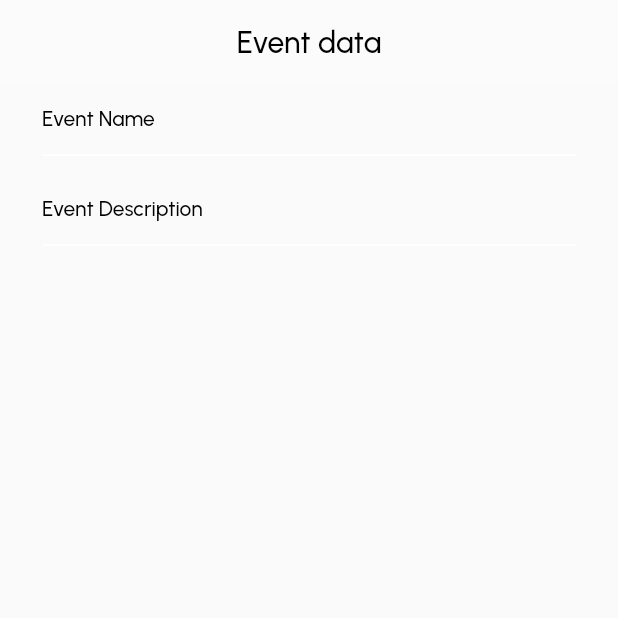
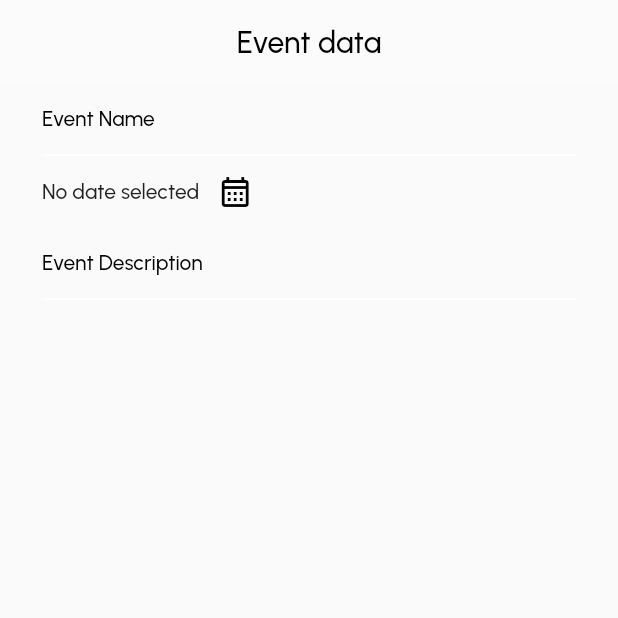
Before and after one commit to saadbhaldar1212/Project-Guestify, a Flutter app: the EventInfo screen opened directly, on a phone screen of 412 x 824 dp, the top half of it. Run offline on Flutter 3.47's test engine with Material 2 defaults, Android fonts, the phone set to English and light mode, and no system bars; our stand-ins replace firebase_auth, firebase_core, fluttertoast; accounts and stored records are empty; project files that could hold a hidden picture were left out.

Commit message:
DatePicker hald done

```diff
--- a/lib/main.dart
+++ b/lib/main.dart
@@ -1,5 +1,6 @@
 import 'package:firebase_core/firebase_core.dart';
 import 'package:flutter/material.dart';
+import 'package:guestify/pages/eventInfo.dart';
 import 'package:guestify/pages/home.dart';
 // import 'package:guestify/login/adminLogin.dart';
 import 'package:guestify/pages/welcome.dart';
@@ -40,7 +41,7 @@ class MyApp extends StatelessWidget {
           fontFamily: 'Urbanist',
           primaryColor: const Color.fromRGBO(19, 159, 219, 10),
         ).copyWith(dividerColor: Colors.transparent, useMaterial3: true),
-        home: Home());
+        home: EventInfo());
   }
 }
 
--- a/lib/pages/eventInfo.dart
+++ b/lib/pages/eventInfo.dart
@@ -30,8 +30,6 @@ class _EventInfoState extends State<EventInfo> {
     },
   );
 
-  final eventDatePicker = TextFormField();
-
   final eventDescription = TextFormField(
     // controller: eventDescriptionController,
     cursorHeight: 20,
@@ -48,6 +46,8 @@ class _EventInfoState extends State<EventInfo> {
       return null;
     },
   );
+
+  final _date = TextEditingController();
 
   @override
   Widget build(BuildContext context) {
@@ -66,26 +66,43 @@ class _EventInfoState extends State<EventInfo> {
           ),
         ),
       ),
-      body: ListView(
-        children: [
-          Form(
+      body: SingleChildScrollView(
+        child: Form(
           key: _eventFormField,
           child: Column(
             children: [
               Padding(
-                  padding: const EdgeInsets.only(
-                      left: 28.0, right: 28.0, bottom: 12.0),
-                  child: eventName,
+                padding: const EdgeInsets.only(left: 28.0, right: 28.0),
+                child: Column(children: [
+                  eventName,
+                  Row(
+                    children: [
+                      Text('No date selected'),
+                      IconButton(
+                        onPressed: (() async {
+                          DateTime? datePicked = await showDatePicker(
+                              context: context,
+                              initialDate: DateTime.now(),
+                              firstDate: DateTime(1900),
+                              lastDate: DateTime.now());
+
+                          if (datePicked != null) {
+                            setState(() {
+                              _date.text =
+                                  'Date selected is:- ${datePicked.day}/${datePicked.month}/${datePicked.year}';
+                            });
+                          }
+                        }),
+                        icon: const Icon(Icons.calendar_month_outlined),
                       ),
-                // add date picker here
-                Padding(
-                  padding: const EdgeInsets.only(left: 28.0, right: 28.0),
-                  child: eventDescription,
+                    ],
+                  ),
+                  eventDescription,
+                ]),
               ),
             ],
           ),
         ),
-        ],
       ),
     );
   }
--- a/pubspec.yaml
+++ b/pubspec.yaml
@@ -41,6 +41,7 @@ dependencies:
   firebase_core: ^2.4.1
   fluttertoast: ^8.1.2
   firebase_storage: ^11.0.10
+  intl: ^0.17.0
 
 flutter_native_splash:
   color: "#1196CF"
```
Also changed, not shown: pubspec.lock. Lines whose indentation alone changed are shown as unchanged.
